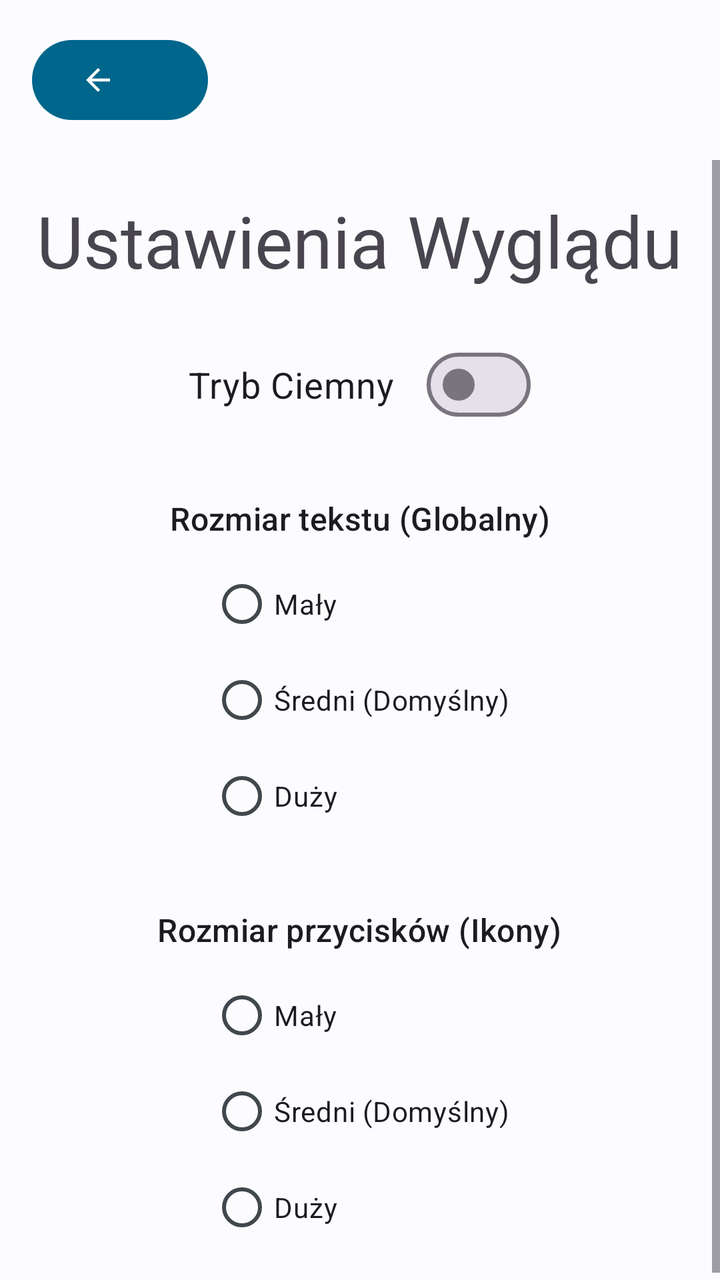
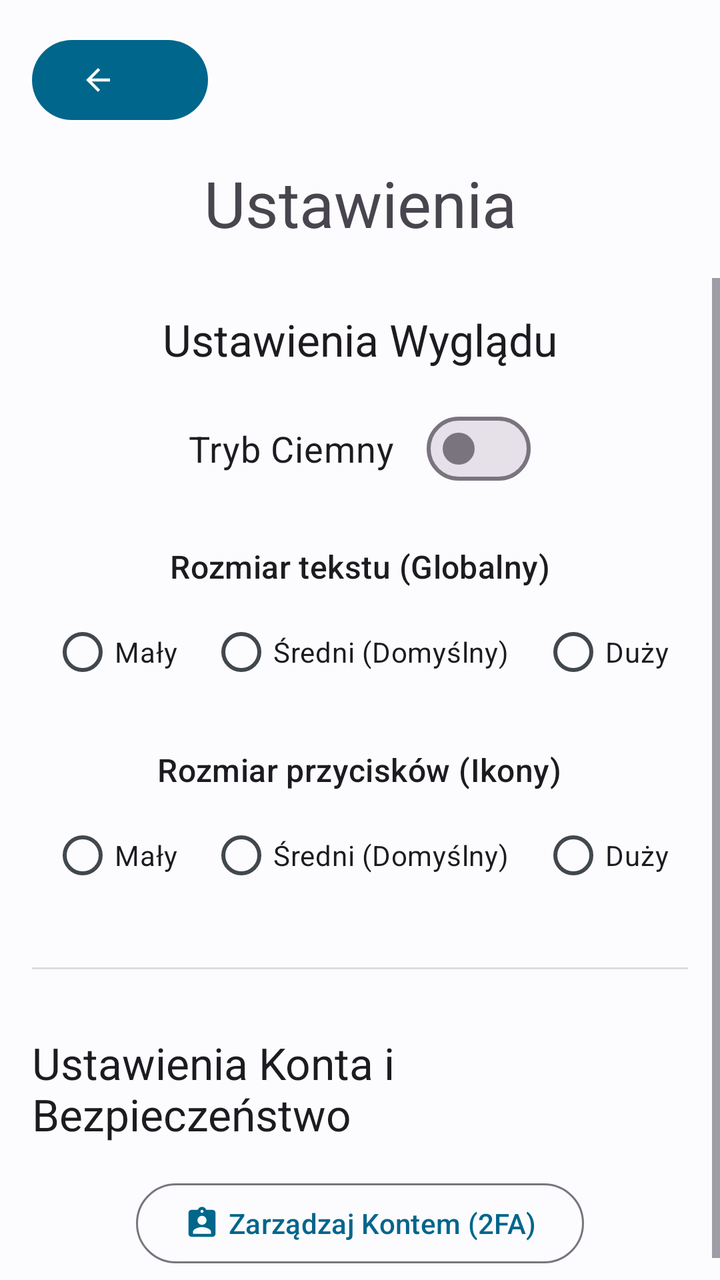

Before-and-after screenshots of an Android layout around one commit, followed by the original layout XML and the change that was made.
<!-- AndroidManifest.xml: application theme Theme.Bazunia -->
<!-- res/layout/activity_settings.xml -->
<?xml version="1.0" encoding="utf-8"?>
<androidx.constraintlayout.widget.ConstraintLayout
    xmlns:android="http://schemas.android.com/apk/res/android"
    xmlns:app="http://schemas.android.com/apk/res-auto"
    xmlns:tools="http://schemas.android.com/tools"
    android:layout_width="match_parent"
    android:layout_height="match_parent"
    android:fitsSystemWindows="true"
    tools:context=".SettingsActivity">

    <com.google.android.material.button.MaterialButton
        android:id="@+id/btnBackSettings"
        style="?attr/myIconButtonTextStyle"
        android:layout_width="wrap_content"
        android:layout_height="wrap_content"
        android:layout_margin="16dp"
        android:contentDescription="@string/back_content_description"
        app:icon="@drawable/ic_arrow_back"
        app:layout_constraintStart_toStartOf="parent"
        app:layout_constraintTop_toTopOf="parent"
        app:tint="?attr/colorOnSurface" />

    <ScrollView
        android:layout_width="0dp"
        android:layout_height="0dp"
        android:paddingTop="16dp"
        app:layout_constraintTop_toBottomOf="@+id/btnBackSettings"
        app:layout_constraintBottom_toBottomOf="parent"
        app:layout_constraintStart_toStartOf="parent"
        app:layout_constraintEnd_toEndOf="parent">

        <LinearLayout
            android:layout_width="match_parent"
            android:layout_height="wrap_content"
            android:gravity="center_horizontal"
            android:orientation="vertical"
            android:padding="16dp">

            <TextView
                android:layout_width="wrap_content"
                android:layout_height="wrap_content"
                android:layout_marginBottom="24dp"
                android:text="@string/settings_appearance_title"
                android:textAppearance="@style/TextAppearance.Material3.DisplaySmall" />

            <com.google.android.material.materialswitch.MaterialSwitch
                android:id="@+id/switchThemeSettings"
                android:layout_width="wrap_content"
                android:layout_height="wrap_content"
                android:layout_gravity="center_horizontal"
                android:layout_marginBottom="32dp"
                android:text="@string/dark_mode_label"
                android:textSize="18sp" />

            <TextView
                android:layout_width="wrap_content"
                android:layout_height="wrap_content"
                android:layout_marginBottom="8dp"
                android:text="@string/text_size_label"
                android:textAppearance="@style/TextAppearance.Material3.TitleMedium" />

            <RadioGroup
                android:id="@+id/radioGroupTextScale"
                android:layout_width="wrap_content"
                android:layout_height="wrap_content"
                android:layout_marginBottom="32dp">

                <RadioButton
                    android:id="@+id/radioTextSmall"
                    android:layout_width="wrap_content"
                    android:layout_height="wrap_content"
                    android:text="@string/text_size_small" />
                <RadioButton
                    android:id="@+id/radioTextMedium"
                    android:layout_width="wrap_content"
                    android:layout_height="wrap_content"
                    android:text="@string/text_size_medium" />
                <RadioButton
                    android:id="@+id/radioTextLarge"
                    android:layout_width="wrap_content"
                    android:layout_height="wrap_content"
                    android:text="@string/text_size_large" />
            </RadioGroup>

            <TextView
                android:layout_width="wrap_content"
                android:layout_height="wrap_content"
                android:layout_marginBottom="8dp"
                android:text="@string/button_size_label"
                android:textAppearance="@style/TextAppearance.Material3.TitleMedium" />

            <RadioGroup
                android:id="@+id/radioGroupButtonScale"
                android:layout_width="wrap_content"
                android:layout_height="wrap_content">

                <RadioButton
                    android:id="@+id/radioButtonSmall"
                    android:layout_width="wrap_content"
                    android:layout_height="wrap_content"
                    android:text="@string/text_size_small" />
                <RadioButton
                    android:id="@+id/radioButtonMedium"
                    android:layout_width="wrap_content"
                    android:layout_height="wrap_content"
                    android:text="@string/text_size_medium" />
                <RadioButton
                    android:id="@+id/radioButtonLarge"
                    android:layout_width="wrap_content"
                    android:layout_height="wrap_content"
                    android:text="@string/text_size_large" />
            </RadioGroup>

        </LinearLayout>
    </ScrollView>

</androidx.constraintlayout.widget.ConstraintLayout>
<!-- resources referenced by this layout -->
<resources>
  <!-- drawable ic_arrow_back (drawable) -->
  <vector xmlns:android="http://schemas.android.com/apk/res/android" android:autoMirrored="true" android:height="24dp" android:tint="#000000" android:viewportHeight="24" android:viewportWidth="24" android:width="24dp">
        
      <path android:fillColor="@android:color/white" android:pathData="M20,11H7.83l5.59,-5.59L12,4l-8,8 8,8 1.41,-1.41L7.83,13H20v-2z"/>
      
  </vector>
  <string name="back_content_description">Powrót</string>
  <string name="button_size_label">Rozmiar przycisków (Ikony)</string>
  <string name="dark_mode_label">Tryb Ciemny</string>
  <string name="settings_appearance_title">Ustawienia Wyglądu</string>
  <string name="text_size_label">Rozmiar tekstu (Globalny)</string>
  <string name="text_size_large">Duży</string>
  <string name="text_size_medium">Średni (Domyślny)</string>
  <string name="text_size_small">Mały</string>
  <style name="Theme.Bazunia" parent="Base.Theme.Bazunia" />
  <style name="Base.Theme.Bazunia" parent="Theme.Material3.DayNight.NoActionBar">
          <item name="colorPrimary">@color/colorPrimary</item>
          <item name="colorOnPrimary">@color/colorOnPrimary</item>
          <item name="colorPrimaryContainer">@color/colorPrimaryContainer</item>
          <item name="colorOnPrimaryContainer">@color/colorOnPrimaryContainer</item>
          <item name="colorSecondary">@color/colorSecondary</item>
          <item name="colorOnSecondary">@color/colorOnSecondary</item>
          <item name="android:colorBackground">@color/colorBackground</item>
          <item name="colorOnBackground">@color/colorOnBackground</item>
          <item name="colorSurface">@color/colorSurface</item>
          <item name="colorOnSurface">@color/colorOnSurface</item>
          <item name="colorSurfaceVariant">@color/colorSurfaceVariant</item>
          <item name="colorOnSurfaceVariant">@color/colorOnSurfaceVariant</item>
      </style>
  <color name="colorPrimary">#00668B</color>
  <color name="colorOnPrimary">#FFFFFF</color>
  <color name="colorPrimaryContainer">#CDE5FF</color>
  <color name="colorOnPrimaryContainer">#001E2D</color>
  <color name="colorSecondary">#4F616E</color>
  <color name="colorOnSecondary">#FFFFFF</color>
  <color name="colorBackground">#FCFCFF</color>
  <color name="colorOnBackground">#191C1E</color>
  <color name="colorSurface">#FCFCFF</color>
  <color name="colorOnSurface">#191C1E</color>
  <color name="colorSurfaceVariant">#DDE3EA</color>
  <color name="colorOnSurfaceVariant">#41484D</color>
</resources>

<!-- the commit's change to res/layout/activity_settings.xml (unified diff, before → after) -->
@@ -20,11 +20,22 @@
         app:layout_constraintTop_toTopOf="parent"
         app:tint="?attr/colorOnSurface" />
 
+    <TextView
+        android:id="@+id/settingsTitle"
+        android:layout_width="wrap_content"
+        android:layout_height="wrap_content"
+        android:layout_marginTop="16dp"
+        android:text="@string/settings_title"
+        android:textAppearance="@style/TextAppearance.Material3.HeadlineLarge"
+        app:layout_constraintTop_toBottomOf="@id/btnBackSettings"
+        app:layout_constraintStart_toStartOf="parent"
+        app:layout_constraintEnd_toEndOf="parent"/>
+
     <ScrollView
         android:layout_width="0dp"
         android:layout_height="0dp"
         android:paddingTop="16dp"
-        app:layout_constraintTop_toBottomOf="@+id/btnBackSettings"
+        app:layout_constraintTop_toBottomOf="@+id/settingsTitle"
         app:layout_constraintBottom_toBottomOf="parent"
         app:layout_constraintStart_toStartOf="parent"
         app:layout_constraintEnd_toEndOf="parent">
@@ -39,79 +50,69 @@
             <TextView
                 android:layout_width="wrap_content"
                 android:layout_height="wrap_content"
-                android:layout_marginBottom="24dp"
+                android:layout_marginBottom="16dp"
                 android:text="@string/settings_appearance_title"
-                android:textAppearance="@style/TextAppearance.Material3.DisplaySmall" />
+                android:textAppearance="@style/TextAppearance.Material3.TitleLarge" />
 
             <com.google.android.material.materialswitch.MaterialSwitch
                 android:id="@+id/switchThemeSettings"
                 android:layout_width="wrap_content"
                 android:layout_height="wrap_content"
                 android:layout_gravity="center_horizontal"
-                android:layout_marginBottom="32dp"
+                android:layout_marginBottom="24dp"
                 android:text="@string/dark_mode_label"
                 android:textSize="18sp" />
-
             <TextView
                 android:layout_width="wrap_content"
                 android:layout_height="wrap_content"
                 android:layout_marginBottom="8dp"
                 android:text="@string/text_size_label"
                 android:textAppearance="@style/TextAppearance.Material3.TitleMedium" />
-
             <RadioGroup
                 android:id="@+id/radioGroupTextScale"
                 android:layout_width="wrap_content"
                 android:layout_height="wrap_content"
-                android:layout_marginBottom="32dp">
-
-                <RadioButton
-                    android:id="@+id/radioTextSmall"
-                    android:layout_width="wrap_content"
-                    android:layout_height="wrap_content"
-                    android:text="@string/text_size_small" />
-                <RadioButton
-                    android:id="@+id/radioTextMedium"
-                    android:layout_width="wrap_content"
-                    android:layout_height="wrap_content"
-                    android:text="@string/text_size_medium" />
-                <RadioButton
-                    android:id="@+id/radioTextLarge"
-                    android:layout_width="wrap_content"
-                    android:layout_height="wrap_content"
-                    android:text="@string/text_size_large" />
+                android:layout_marginBottom="24dp"
+                android:orientation="horizontal">
+                <RadioButton android:id="@+id/radioTextSmall" android:layout_width="wrap_content" android:layout_height="wrap_content" android:layout_marginEnd="16dp" android:text="@string/text_size_small" />
+                <RadioButton android:id="@+id/radioTextMedium" android:layout_width="wrap_content" android:layout_height="wrap_content" android:layout_marginEnd="16dp" android:text="@string/text_size_medium" />
+                <RadioButton android:id="@+id/radioTextLarge" android:layout_width="wrap_content" android:layout_height="wrap_content" android:text="@string/text_size_large" />
             </RadioGroup>
-
             <TextView
                 android:layout_width="wrap_content"
                 android:layout_height="wrap_content"
                 android:layout_marginBottom="8dp"
                 android:text="@string/button_size_label"
                 android:textAppearance="@style/TextAppearance.Material3.TitleMedium" />
-
             <RadioGroup
                 android:id="@+id/radioGroupButtonScale"
                 android:layout_width="wrap_content"
-                android:layout_height="wrap_content">
+                android:layout_height="wrap_content"
+                android:layout_marginBottom="32dp"
+                android:orientation="horizontal">
+                <RadioButton android:id="@+id/radioButtonSmall" android:layout_width="wrap_content" android:layout_height="wrap_content" android:layout_marginEnd="16dp" android:text="@string/text_size_small" />
+                <RadioButton android:id="@+id/radioButtonMedium" android:layout_width="wrap_content" android:layout_height="wrap_content" android:layout_marginEnd="16dp" android:text="@string/text_size_medium" />
+                <RadioButton android:id="@+id/radioButtonLarge" android:layout_width="wrap_content" android:layout_height="wrap_content" android:text="@string/text_size_large" />
+            </RadioGroup>
+            <View
+                android:layout_width="match_parent"
+                android:layout_height="1dp"
+                android:background="?android:attr/listDivider"
+                android:layout_marginBottom="32dp"/>
+            <TextView
+                android:layout_width="wrap_content"
+                android:layout_height="wrap_content"
+                android:layout_marginBottom="16dp"
+                android:text="@string/settings_account_section_title"
+                android:textAppearance="@style/TextAppearance.Material3.TitleLarge" />
 
-                <RadioButton
-                    android:id="@+id/radioButtonSmall"
-                    android:layout_width="wrap_content"
-                    android:layout_height="wrap_content"
-                    android:text="@string/text_size_small" />
-                <RadioButton
-                    android:id="@+id/radioButtonMedium"
-                    android:layout_width="wrap_content"
-                    android:layout_height="wrap_content"
-                    android:text="@string/text_size_medium" />
-                <RadioButton
-                    android:id="@+id/radioButtonLarge"
-                    android:layout_width="wrap_content"
-                    android:layout_height="wrap_content"
-                    android:text="@string/text_size_large" />
-            </RadioGroup>
-
-        </LinearLayout>
+            <com.google.android.material.button.MaterialButton
+                android:id="@+id/btnAccountSettings"
+                style="@style/Widget.Material3.Button.OutlinedButton"
+                android:layout_width="wrap_content"
+                android:layout_height="wrap_content"
+                android:layout_gravity="center_horizontal"
+                android:text="@string/settings_account_button"
+                app:icon="@drawable/ic_security" /> </LinearLayout>
     </ScrollView>
-
 </androidx.constraintlayout.widget.ConstraintLayout>
<!-- resource entries referenced after the edit -->
@@ -6,10 +6,19 @@
       <path android:fillColor="@android:color/white" android:pathData="M20,11H7.83l5.59,-5.59L12,4l-8,8 8,8 1.41,-1.41L7.83,13H20v-2z"/>
       
   </vector>
+  <!-- drawable ic_security (drawable) -->
+  <vector xmlns:android="http://schemas.android.com/apk/res/android" android:height="24dp" android:tint="#000000" android:viewportHeight="24" android:viewportWidth="24" android:width="24dp">
+        
+      <path android:fillColor="@android:color/white" android:pathData="M19,3h-4.18C14.4,1.84 13.3,1 12,1c-1.3,0 -2.4,0.84 -2.82,2L5,3c-1.1,0 -2,0.9 -2,2v14c0,1.1 0.9,2 2,2h14c1.1,0 2,-0.9 2,-2L21,5c0,-1.1 -0.9,-2 -2,-2zM12,3c0.55,0 1,0.45 1,1s-0.45,1 -1,1 -1,-0.45 -1,-1 0.45,-1 1,-1zM12,7c1.66,0 3,1.34 3,3s-1.34,3 -3,3 -3,-1.34 -3,-3 1.34,-3 3,-3zM18,19L6,19v-1.4c0,-2 4,-3.1 6,-3.1s6,1.1 6,3.1L18,19z"/>
+      
+  </vector>
   <string name="back_content_description">Powrót</string>
   <string name="button_size_label">Rozmiar przycisków (Ikony)</string>
   <string name="dark_mode_label">Tryb Ciemny</string>
+  <string name="settings_account_button">Zarządzaj Kontem (2FA)</string>
+  <string name="settings_account_section_title">Ustawienia Konta i Bezpieczeństwo</string>
   <string name="settings_appearance_title">Ustawienia Wyglądu</string>
+  <string name="settings_title">Ustawienia</string>
   <string name="text_size_label">Rozmiar tekstu (Globalny)</string>
   <string name="text_size_large">Duży</string>
   <string name="text_size_medium">Średni (Domyślny)</string>
